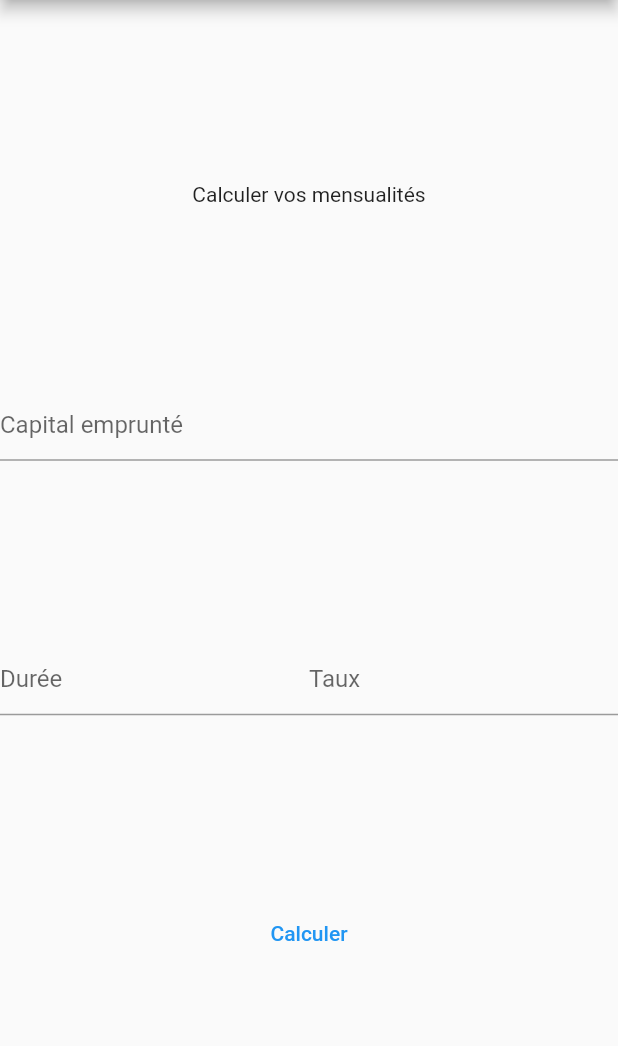
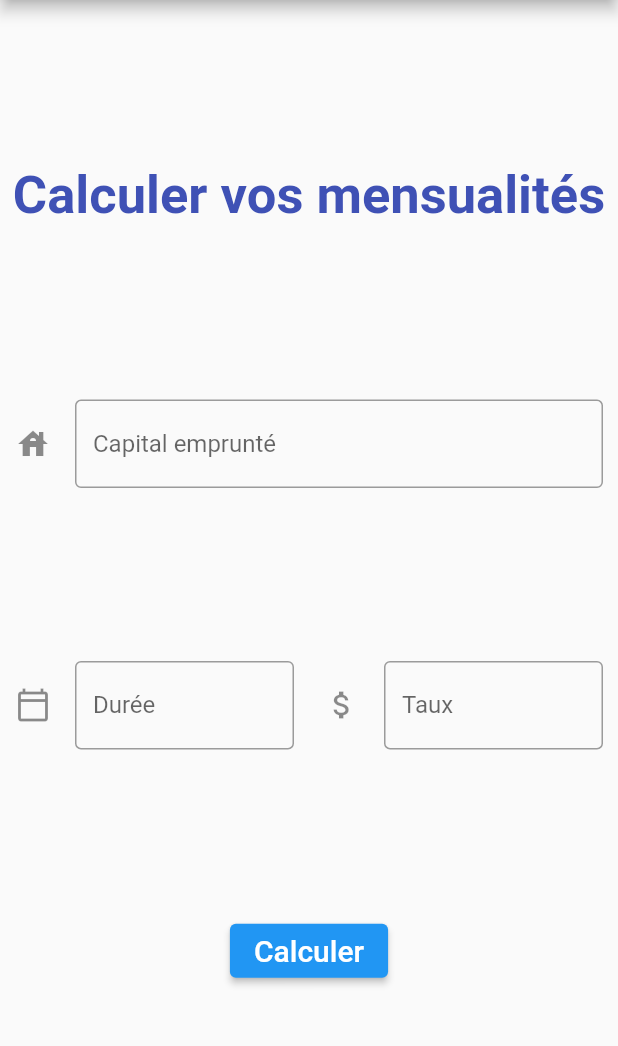
Before and after one commit to Velliane/LoanSimulator_flutter, a Flutter app: the screen it shows after launch, on a phone screen of 412 x 824 dp, the part 84-1130 px from its top. Run offline on Flutter 3.47's test engine with Material 2 defaults, Android fonts, the phone set to English and light mode, and no system bars; our stand-ins replace decimal.

Commit message:
Update UI

```diff
--- a/lib/screens/home.dart
+++ b/lib/screens/home.dart
@@ -1,9 +1,10 @@
 import 'dart:developer';
 
+import 'package:flutter/cupertino.dart';
 import 'package:flutter/material.dart';
+import 'package:flutter/painting.dart';
 import 'package:loan_simulator/view_model/homeViewModel.dart';
 import 'package:provider/provider.dart';
-
 
 TextEditingController capitalController = TextEditingController();
 TextEditingController lengthController = TextEditingController();
@@ -11,9 +12,6 @@ TextEditingController rateController = TextEditingController();
 int capital;
 int length;
 int rate;
-
-
-
 
 class Home extends StatefulWidget {
   const Home({Key key}) : super(key: key);
@@ -49,9 +47,16 @@ class _HomeState extends State<Home> {
         child: Column(
           mainAxisAlignment: MainAxisAlignment.spaceEvenly,
           children: [
-            Text("Calculer vos mensualités"),
-            TextFormField(
-              decoration: InputDecoration(hintText: "Capital emprunté"),
+            Text("Calculer vos mensualités", style: TextStyle(fontWeight: FontWeight.bold, fontSize: 35, color: Colors.indigo), textAlign: TextAlign.center,),
+            Padding(
+              padding: const EdgeInsets.only(
+                left: 10, right: 10, top: 5,
+              ),
+              child: TextFormField(
+                decoration: InputDecoration(
+                    hintText: "Capital emprunté",
+                    border: OutlineInputBorder(),
+                    icon: Icon(Icons.house)),
                 controller: capitalController,
                 keyboardType: TextInputType.number,
                 validator: (text) {
@@ -61,12 +66,20 @@ class _HomeState extends State<Home> {
                   return null;
                 },
               ),
+            ),
             Row(
               mainAxisSize: MainAxisSize.min,
               children: [
                 Expanded(
+                  child: Padding(
+                    padding: const EdgeInsets.only(
+                      left: 10, right: 10, top: 5,
+                    ),
                     child: TextFormField(
-                    decoration: InputDecoration(hintText: "Durée"),
+                      decoration: InputDecoration(
+                          hintText: "Durée",
+                          border: OutlineInputBorder(),
+                          icon: Icon(Icons.calendar_today_outlined)),
                       controller: lengthController,
                       keyboardType: TextInputType.number,
                       validator: (text) {
@@ -77,9 +90,17 @@ class _HomeState extends State<Home> {
                       },
                     ),
                   ),
+                ),
                 Expanded(
+                  child: Padding(
+                    padding: const EdgeInsets.only(
+                      left: 10, right: 10, top: 5,
+                    ),
                     child: TextFormField(
-                    decoration: InputDecoration(hintText: "Taux"),
+                      decoration: InputDecoration(
+                          hintText: "Taux",
+                          border: OutlineInputBorder(),
+                          icon: Icon(Icons.attach_money)),
                       controller: rateController,
                       keyboardType: TextInputType.number,
                       validator: (text) {
@@ -90,10 +111,11 @@ class _HomeState extends State<Home> {
                       },
                     ),
                   ),
+                ),
               ],
             ),
             GestureDetector(
-              child: TextButton(
+              child: ElevatedButton(
                   onPressed: () async {
                     if (formKey.currentState.validate()) {
                       capital = int.parse(capitalController.text);
@@ -102,7 +124,7 @@ class _HomeState extends State<Home> {
                       showDialog(context: context, builder: showAlertDialog);
                     }
                   },
-                  child: Text("Calculer")),
+                  child: Text("Calculer", style: TextStyle(fontSize: 20),)),
             )
           ],
         ),
@@ -115,9 +137,13 @@ Widget showAlertDialog(BuildContext context) {
   Provider.of<HomeViewModel>(context).getResult(capital, length, rate);
   var result = Provider.of<HomeViewModel>(context).result;
   return AlertDialog(
-    content: Text("Vos mensualités sont de $result"),
-    actions: [TextButton(onPressed: () {
+    content: Text("Vos mensualités sont de $result €"),
+    actions: [
+      TextButton(
+          onPressed: () {
             Navigator.of(context).pop();
-    }, child: Text("ok"))],
+          },
+          child: Text("ok"))
+    ],
   );
 }
```
Lines whose indentation alone changed are shown as unchanged.
